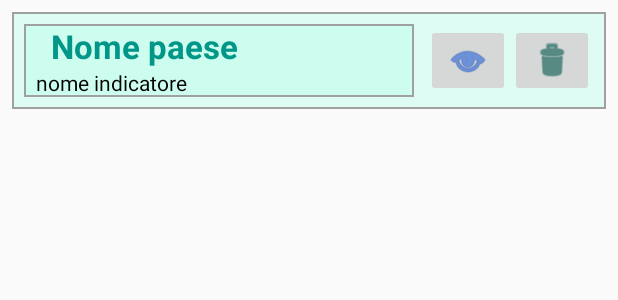
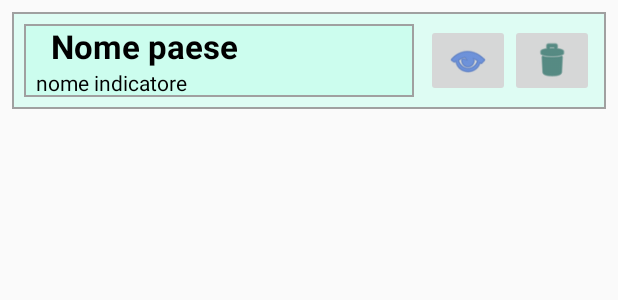
Before and after one commit to 0088024/World_Bank_v4, an Android app: the layout riga_layout_database.xml on its own in the app's theme, with its tools: preview values and no code run, on a phone screen of 412 x 824 dp. Shown: the top 300 px of the screen. Run offline under Robolectric (Android 15) with nearby library versions, the phone set to English and light mode, and no system bars.

Commit message:
miglioramenti grafico landscape

```diff
--- a/app/src/main/res/layout/activity_carica_dati.xml
+++ b/app/src/main/res/layout/activity_carica_dati.xml
@@ -33,7 +33,7 @@
         android:layout_marginTop="8dp"
         android:layout_marginEnd="8dp"
         android:layout_marginBottom="8dp"
-        android:background="@color/colorWhite"
+        android:background="@drawable/border_grigio_con_verde_acqua_dentro"
         app:layout_constraintBottom_toBottomOf="parent"
         app:layout_constraintEnd_toEndOf="parent"
         app:layout_constraintStart_toStartOf="parent"
--- a/app/src/main/res/layout/riga_layout_database.xml
+++ b/app/src/main/res/layout/riga_layout_database.xml
@@ -28,6 +28,8 @@
             android:gravity="start"
             android:text="@string/nome_paese"
             android:textAlignment="viewStart"
+            android:textColor="@color/colorNero"
+            android:textStyle="bold"
             tools:text="@string/nome_paese" />
 
         <TextView
```
Also changed, not shown: app/src/main/java/com/example/world_bank_v4/Adapters/MyCursorAdapter.java (+7 -2 lines).
